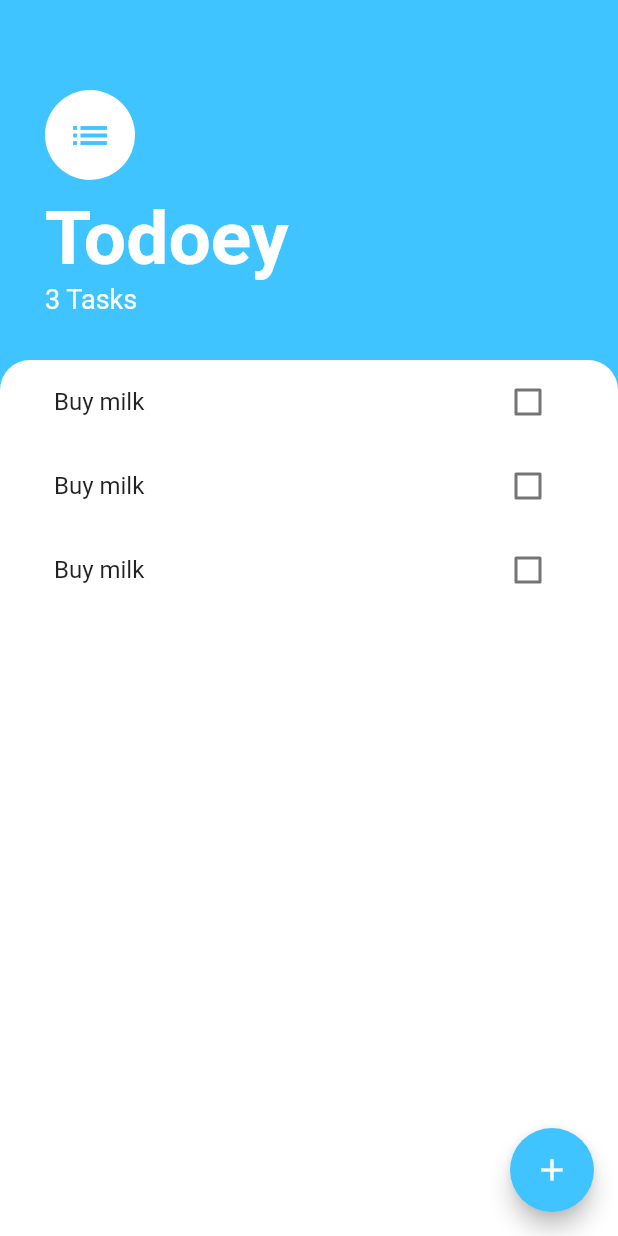
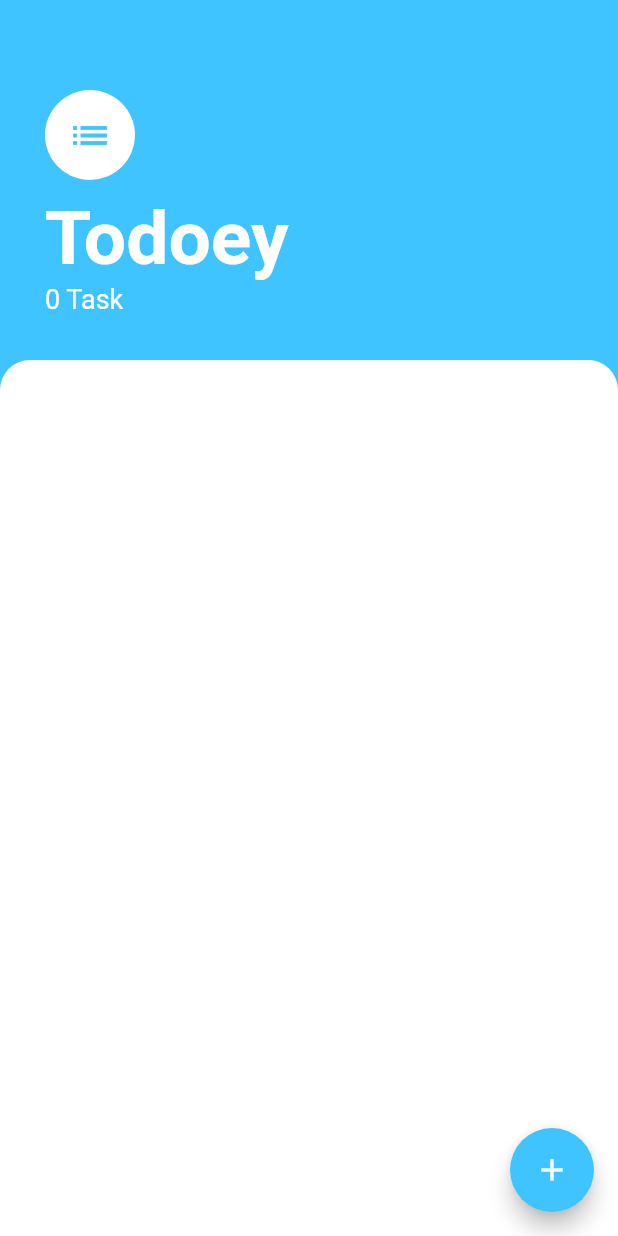
Before and after one commit to abayomiDare/todoey, a Flutter app: the screen it shows after launch, on a phone screen of 412 x 824 dp. Run offline on Flutter 3.47's test engine with Material 2 defaults, Android fonts, the phone set to English and light mode, and no system bars.

Commit message:
update ui

```diff
--- a/lib/models/tasks_data.dart
+++ b/lib/models/tasks_data.dart
@@ -4,17 +4,17 @@ import 'package:flutter/foundation.dart';
 import 'package:todoey/models/task.dart';
 
 class TaskData extends ChangeNotifier {
-  final List<Task> _tasks = [
-    Task(name: 'Buy milk'),
-    Task(name: 'Buy milk'),
-    Task(name: 'Buy milk'),
-  ];
+  final List<Task> _tasks = [];
   UnmodifiableListView<Task> get tasks {
     return UnmodifiableListView(_tasks);
   }
 
   int get taskCount {
     return _tasks.length;
+  }
+
+  String get taskPlural{
+    return _tasks.length <= 1? "Task" : "Tasks";
   }
 
   void addTask({required String newTaskTitle}) {
--- a/lib/screens/tasks_screen.dart
+++ b/lib/screens/tasks_screen.dart
@@ -48,7 +48,7 @@ class TasksScreen extends StatelessWidget {
                       fontWeight: FontWeight.w700),
                 ),
                 Text(
-                  '${Provider.of<TaskData>(context).taskCount} Tasks',
+                  '${Provider.of<TaskData>(context).taskCount} ${Provider.of<TaskData>(context).taskPlural} ',
                   style: const TextStyle(color: Colors.white, fontSize: 18.0),
                 ),
               ],
```
Also changed, not shown: 1 other file.
